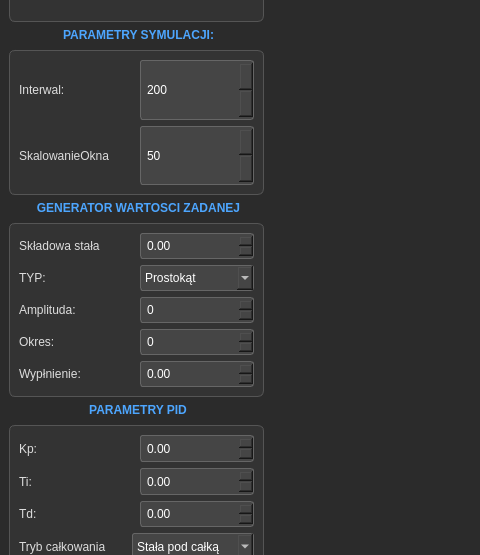
KacperSkowronski33/SKPROJEKT, file ui/mainwindow.ui: the form before one commit; both pictures show x 0 to 480 and y 154 to 709 of the 1300 by 800 pixel window.
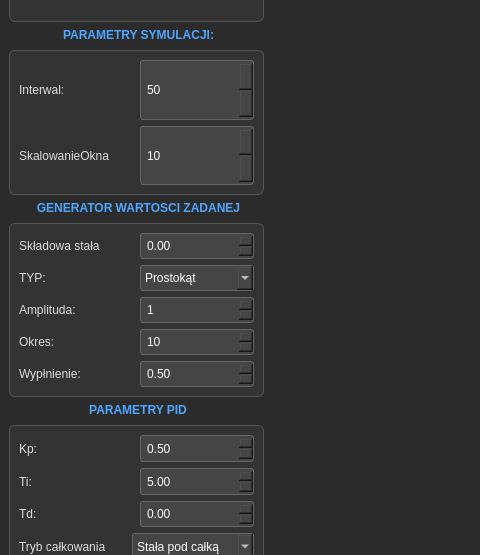
The form after the commit. Custom widgets are drawn as their Qt base class.

Commit message: nowy branch

Patch:
```diff
--- a/ui/mainwindow.ui
+++ b/ui/mainwindow.ui
@@ -160,6 +160,9 @@
                <property name="singleStep">
                 <double>0.100000000000000</double>
                </property>
+               <property name="value">
+                <double>0.500000000000000</double>
+               </property>
               </widget>
              </item>
             </layout>
@@ -193,6 +196,9 @@
                <property name="singleStep">
                 <double>0.100000000000000</double>
                </property>
+               <property name="value">
+                <double>5.000000000000000</double>
+               </property>
               </widget>
              </item>
             </layout>
@@ -376,6 +382,9 @@
                  <verstretch>0</verstretch>
                 </sizepolicy>
                </property>
+               <property name="value">
+                <number>1</number>
+               </property>
               </widget>
              </item>
             </layout>
@@ -403,6 +412,9 @@
                  <verstretch>0</verstretch>
                 </sizepolicy>
                </property>
+               <property name="value">
+                <number>10</number>
+               </property>
               </widget>
              </item>
             </layout>
@@ -436,6 +448,9 @@
                <property name="singleStep">
                 <double>0.100000000000000</double>
                </property>
+               <property name="value">
+                <double>0.500000000000000</double>
+               </property>
               </widget>
              </item>
             </layout>
@@ -492,7 +507,7 @@
                 <number>10</number>
                </property>
                <property name="value">
-                <number>200</number>
+                <number>50</number>
                </property>
               </widget>
              </item>
@@ -533,7 +548,7 @@
               <number>1</number>
              </property>
              <property name="value">
-              <number>50</number>
+              <number>10</number>
              </property>
             </widget>
            </item>
```
The commit also changes 2 other files.
